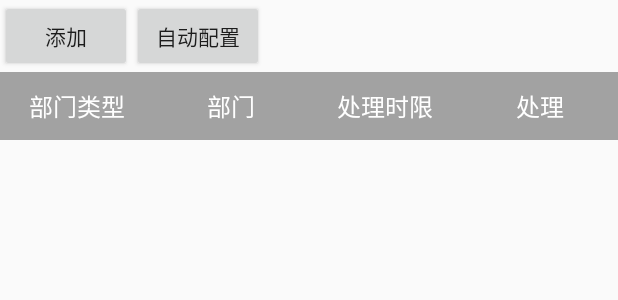
After one commit to caizhui/KyAndroid, an Android app: the layout dialog_dispatch_operation.xml on its own in the app's theme, with its tools: preview values and no code run, on a phone screen of 412 x 824 dp. The commit adds this screen. Shown: the top 300 px of the screen. Run offline under Robolectric (Android 15) with nearby library versions, the phone set to English and light mode, and no system bars.

Commit message:
事件录入信息

```diff
--- /dev/null
+++ b/app/src/main/res/layout/dialog_dispatch_operation.xml
@@ -0,0 +1,70 @@
+<?xml version="1.0" encoding="utf-8"?>
+<LinearLayout xmlns:android="http://schemas.android.com/apk/res/android"
+    android:orientation="vertical" android:layout_width="match_parent"
+    android:layout_height="match_parent">
+
+    <LinearLayout
+        android:layout_width="wrap_content"
+        android:layout_height="wrap_content"
+        android:orientation="horizontal">
+
+        <Button
+            android:id="@+id/add_diapatch"
+            android:layout_width="wrap_content"
+            android:layout_height="wrap_content"
+            android:text="添加"/>
+
+        <Button
+            android:id="@+id/automatic_dispatch"
+            android:layout_width="wrap_content"
+            android:layout_height="wrap_content"
+            android:text="自动配置"/>
+
+    </LinearLayout>
+
+
+    <LinearLayout
+        android:layout_width="match_parent"
+        android:layout_height="wrap_content"
+        android:minHeight="45dp"
+        android:background="#A2A2A2">
+
+        <TextView
+            android:layout_width="0dp"
+            android:layout_height="match_parent"
+            android:layout_weight="1"
+            android:text="部门类型"
+            android:gravity="center"
+            android:textSize="16sp"
+            android:textColor="@color/white"/>
+        <TextView
+            android:layout_width="0dp"
+            android:layout_height="match_parent"
+            android:layout_weight="1"
+            android:text="部门"
+            android:gravity="center"
+            android:textSize="16sp"
+            android:textColor="@color/white"/>
+        <TextView
+            android:layout_width="0dp"
+            android:layout_height="match_parent"
+            android:layout_weight="1"
+            android:text="处理时限"
+            android:gravity="center"
+            android:textSize="16sp"
+            android:textColor="@color/white"/>
+        <TextView
+            android:layout_width="0dp"
+            android:layout_height="match_parent"
+            android:layout_weight="1"
+            android:text="处理"
+            android:gravity="center"
+            android:textSize="16sp"
+            android:textColor="@color/white"/>
+    </LinearLayout>
+    <LinearLayout
+    android:id="@+id/linearlayout_dispatch"
+    android:layout_width="match_parent"
+    android:layout_height="match_parent" android:orientation="vertical">
+    </LinearLayout>
+</LinearLayout>
```
Also changed, not shown: app/src/main/java/com/ky/kyandroid/activity/evententry/EventEntryListActivity.java (+29 -10 lines), app/src/main/res/layout/add_department.xml (added, +50 -0 lines), app/src/main/res/layout/diaog_dispatch_operation.xml (deleted, +0 -30 lines), app/src/main/res/layout/dialog_manage_operation.xml (renamed from app/src/main/res/layout/diaog_manage_operation.xml), app/src/main/res/layout/dialog_return_operation.xml (renamed from app/src/main/res/layout/diaog_return_operation.xml).
